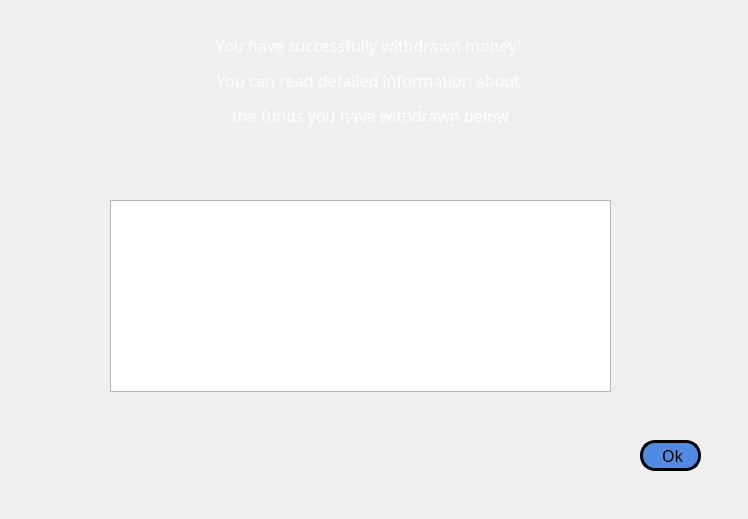
Old version of the form successfulwithdraw.ui in the repository Regulus-Cor-Leonis/Cash-Machine-simulation.
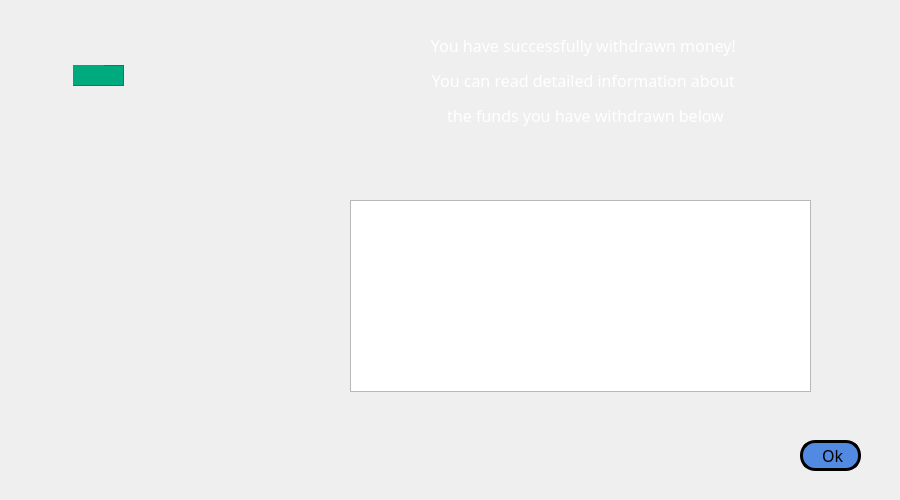
New version of the form. Icons and pictures are not drawn.

```diff
--- a/successfulwithdraw.ui
+++ b/successfulwithdraw.ui
@@ -6,8 +6,8 @@
    <rect>
     <x>0</x>
     <y>0</y>
-    <width>748</width>
-    <height>519</height>
+    <width>900</width>
+    <height>500</height>
    </rect>
   </property>
   <property name="windowTitle">
@@ -19,10 +19,15 @@
      <rect>
       <x>0</x>
       <y>0</y>
-      <width>751</width>
-      <height>501</height>
+      <width>900</width>
+      <height>500</height>
      </rect>
     </property>
+    <property name="font">
+     <font>
+      <pointsize>5</pointsize>
+     </font>
+    </property>
     <property name="autoFillBackground">
      <bool>false</bool>
     </property>
@@ -41,7 +46,7 @@
    <widget class="QLabel" name="label_6">
     <property name="geometry">
      <rect>
-      <x>170</x>
+      <x>385</x>
       <y>30</y>
       <width>401</width>
       <height>101</height>
@@ -66,7 +71,7 @@
     </property>
     <property name="geometry">
      <rect>
-      <x>600</x>
+      <x>760</x>
       <y>410</y>
       <width>141</width>
       <height>81</height>
@@ -182,17 +187,22 @@
    <widget class="QTableView" name="tableView">
     <property name="geometry">
      <rect>
-      <x>110</x>
+      <x>350</x>
       <y>200</y>
-      <width>501</width>
+      <width>461</width>
       <height>192</height>
      </rect>
     </property>
+    <property name="font">
+     <font>
+      <family>Algerian</family>
+     </font>
+    </property>
    </widget>
    <widget class="QLabel" name="label">
     <property name="geometry">
      <rect>
-      <x>330</x>
+      <x>545</x>
       <y>130</y>
       <width>61</width>
       <height>51</height>
@@ -208,10 +218,10 @@
    <widget class="QLabel" name="label_3">
     <property name="geometry">
      <rect>
-      <x>10</x>
-      <y>410</y>
-      <width>151</width>
-      <height>81</height>
+      <x>-30</x>
+      <y>10</y>
+      <width>261</width>
+      <height>151</height>
      </rect>
     </property>
     <property name="styleSheet">
@@ -221,16 +231,175 @@
      <string/>
     </property>
    </widget>
-  </widget>
-  <widget class="QMenuBar" name="menubar">
-   <property name="geometry">
-    <rect>
-     <x>0</x>
-     <y>0</y>
-     <width>748</width>
-     <height>21</height>
-    </rect>
-   </property>
+   <widget class="QLabel" name="label_4">
+    <property name="geometry">
+     <rect>
+      <x>80</x>
+      <y>400</y>
+      <width>111</width>
+      <height>101</height>
+     </rect>
+    </property>
+    <property name="styleSheet">
+     <string notr="true">border-image: url(:/images/sources/Bank.png);</string>
+    </property>
+    <property name="text">
+     <string/>
+    </property>
+   </widget>
+   <widget class="QFrame" name="frame">
+    <property name="geometry">
+     <rect>
+      <x>73</x>
+      <y>65</y>
+      <width>51</width>
+      <height>21</height>
+     </rect>
+    </property>
+    <property name="styleSheet">
+     <string notr="true">background-color: rgb(0, 170, 127);</string>
+    </property>
+    <property name="frameShape">
+     <enum>QFrame::StyledPanel</enum>
+    </property>
+    <property name="frameShadow">
+     <enum>QFrame::Raised</enum>
+    </property>
+    <widget class="QLabel" name="label_5">
+     <property name="geometry">
+      <rect>
+       <x>0</x>
+       <y>-1</y>
+       <width>31</width>
+       <height>21</height>
+      </rect>
+     </property>
+     <property name="font">
+      <font>
+       <family>Algerian</family>
+       <pointsize>8</pointsize>
+      </font>
+     </property>
+     <property name="styleSheet">
+      <string notr="true">color: rgb(255, 255, 255);</string>
+     </property>
+     <property name="text">
+      <string/>
+     </property>
+     <property name="alignment">
+      <set>Qt::AlignRight|Qt::AlignTrailing|Qt::AlignVCenter</set>
+     </property>
+    </widget>
+    <widget class="QLabel" name="label_10">
+     <property name="geometry">
+      <rect>
+       <x>33</x>
+       <y>3</y>
+       <width>15</width>
+       <height>15</height>
+      </rect>
+     </property>
+     <property name="styleSheet">
+      <string notr="true">border-image: url(:/images/sources/Hryvnia.png);</string>
+     </property>
+     <property name="text">
+      <string/>
+     </property>
+    </widget>
+   </widget>
+   <widget class="QLabel" name="label_11">
+    <property name="geometry">
+     <rect>
+      <x>220</x>
+      <y>35</y>
+      <width>111</width>
+      <height>61</height>
+     </rect>
+    </property>
+    <property name="styleSheet">
+     <string notr="true">border-image: url(:/images/sources/BlueDragonPos1.png);</string>
+    </property>
+    <property name="text">
+     <string/>
+    </property>
+   </widget>
+   <widget class="QLabel" name="label_12">
+    <property name="geometry">
+     <rect>
+      <x>-10</x>
+      <y>310</y>
+      <width>121</width>
+      <height>71</height>
+     </rect>
+    </property>
+    <property name="styleSheet">
+     <string notr="true">border-image: url(:/images/sources/RedDragonPos2.png);</string>
+    </property>
+    <property name="text">
+     <string/>
+    </property>
+   </widget>
+   <widget class="QLabel" name="label_13">
+    <property name="geometry">
+     <rect>
+      <x>220</x>
+      <y>200</y>
+      <width>101</width>
+      <height>51</height>
+     </rect>
+    </property>
+    <property name="styleSheet">
+     <string notr="true">border-image: url(:/images/sources/RedDragonPos1.png);</string>
+    </property>
+    <property name="text">
+     <string/>
+    </property>
+   </widget>
+   <widget class="QLabel" name="label_14">
+    <property name="geometry">
+     <rect>
+      <x>20</x>
+      <y>220</y>
+      <width>81</width>
+      <height>41</height>
+     </rect>
+    </property>
+    <property name="styleSheet">
+     <string notr="true">border-image: url(:/images/sources/BlueDragonPos2.png);</string>
+    </property>
+    <property name="text">
+     <string/>
+    </property>
+   </widget>
+   <widget class="QLabel" name="label_15">
+    <property name="geometry">
+     <rect>
+      <x>175</x>
+      <y>380</y>
+      <width>61</width>
+      <height>31</height>
+     </rect>
+    </property>
+    <property name="styleSheet">
+     <string notr="true">border-image: url(:/images/sources/RedDragonPos3.png);</string>
+    </property>
+    <property name="text">
+     <string/>
+    </property>
+   </widget>
+   <zorder>label_2</zorder>
+   <zorder>label_6</zorder>
+   <zorder>frame_2</zorder>
+   <zorder>tableView</zorder>
+   <zorder>label</zorder>
+   <zorder>frame</zorder>
+   <zorder>label_3</zorder>
+   <zorder>label_4</zorder>
+   <zorder>label_11</zorder>
+   <zorder>label_12</zorder>
+   <zorder>label_13</zorder>
+   <zorder>label_14</zorder>
+   <zorder>label_15</zorder>
   </widget>
  </widget>
  <resources>
```
